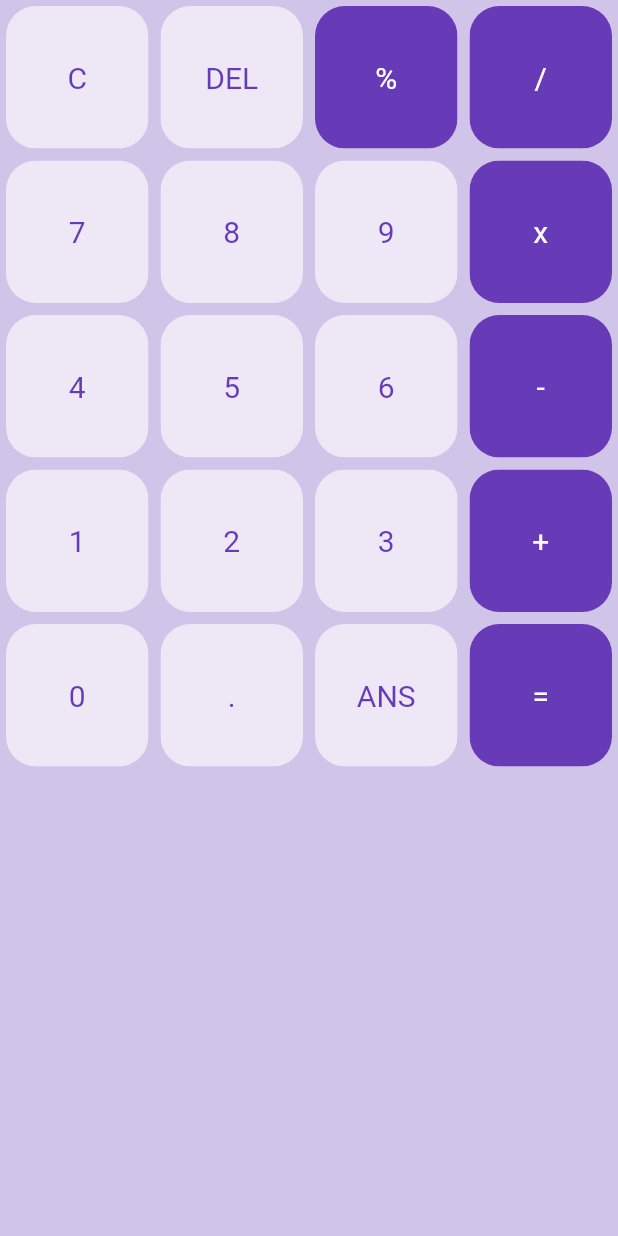
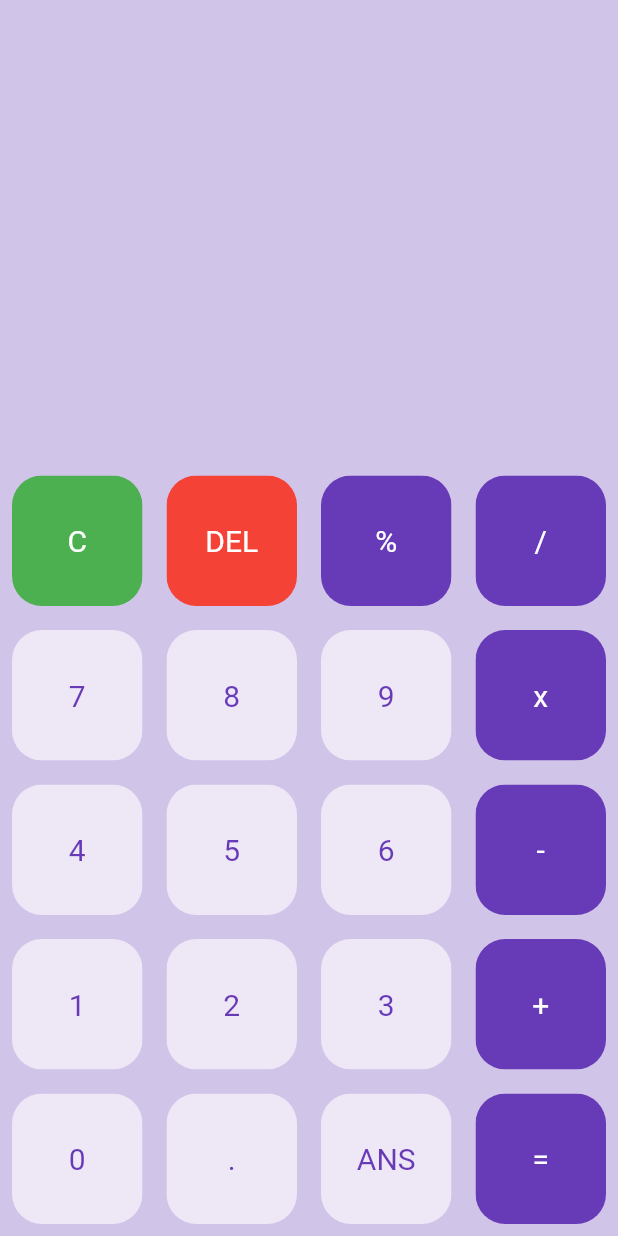
Before and after one commit to danireysan/calculator, a Flutter app: the screen it shows after launch, on a phone screen of 412 x 824 dp. Run offline on Flutter 3.47's test engine with Material 2 defaults, Android fonts, the phone set to English and light mode, and no system bars; our stand-ins replace math_expressions.

Commit message:
finished calc

```diff
--- a/lib/main.dart
+++ b/lib/main.dart
@@ -1,5 +1,6 @@
 import 'package:calculator/widgets/calc_button.dart';
 import 'package:flutter/material.dart';
+
 import 'package:math_expressions/math_expressions.dart';
 
 void main() {
@@ -12,7 +13,7 @@
   @override
   Widget build(BuildContext context) {
     return MaterialApp(
-      title: 'Flutter Demo',
+      title: 'Calculator',
       debugShowCheckedModeBanner: false,
       theme: ThemeData(
         primarySwatch: Colors.blue,
@@ -82,8 +83,37 @@
   Widget build(BuildContext context) {
     return Scaffold(
       backgroundColor: Colors.deepPurple[100],
-      body: Column(
+      body: SafeArea(
+        child: Column(
           children: [
+            Expanded(
+              child: Column(
+                children: [
+                  Container(
+                    padding: const EdgeInsets.all(20),
+                    alignment: Alignment.centerLeft,
+                    child: Text(
+                      userQuestion,
+                      style: const TextStyle(
+                        fontSize: 30,
+                        color: Colors.deepPurple
+                      ),
+                    ),
+                  ),
+                  Container(
+                    padding: const EdgeInsets.all(20),
+                    alignment: Alignment.centerRight,
+                    child: Text(
+                      userAnswer,
+                      style: const TextStyle(
+                        fontSize: 30,
+                        color: Colors.deepPurple
+                      ),
+                    ),
+                  )
+                ],
+              ),
+            ),
             GridView.builder(
               shrinkWrap: true,
               physics: const NeverScrollableScrollPhysics(),
@@ -92,6 +122,45 @@
               ),
               itemCount: buttons.length,
               itemBuilder: (BuildContext context, int index) {
+                if (index == 0) {
+                  return CalcButton(
+                    color: Colors.green,
+                    textColor: Colors.white,
+                    buttonText: buttons[index],
+                    buttonTapped: () {
+                      setState(() {
+                        userAnswer = "";
+                        userQuestion = "";
+                      });
+                    },
+                  );
+                }
+                if (index == 1) {
+                  return CalcButton(
+                    color: Colors.red,
+                    textColor: Colors.white,
+                    buttonText: buttons[index],
+                    buttonTapped: () {
+                      setState(() {
+                        userQuestion =
+                            userQuestion.substring(0, userQuestion.length - 1);
+                      });
+                    },
+                  );
+                }
+                if (index == buttons.length - 1) {
+                  return CalcButton(
+                    color: Colors.deepPurple,
+                    textColor: Colors.white,
+                    buttonText: buttons[index],
+                    buttonTapped: () {
+                      setState(() {
+
+                        equalPressed();
+                      });
+                    },
+                  );
+                }
                 return CalcButton(
                   color: isOperator(buttons[index])
                       ? Colors.deepPurple
@@ -110,6 +179,7 @@
             ),
           ],
         ),
+      ),
     );
   }
 }
--- a/lib/widgets/calc_button.dart
+++ b/lib/widgets/calc_button.dart
@@ -19,7 +19,7 @@ class CalcButton extends StatelessWidget {
     return GestureDetector(
       onTap: buttonTapped,
       child: Padding(
-        padding: const EdgeInsets.all(4.0),
+        padding: const EdgeInsets.all(8.0),
         child: ClipRRect(
           borderRadius: BorderRadius.circular(20),
           child: Container(
```
Lines whose indentation alone changed are shown as unchanged.
